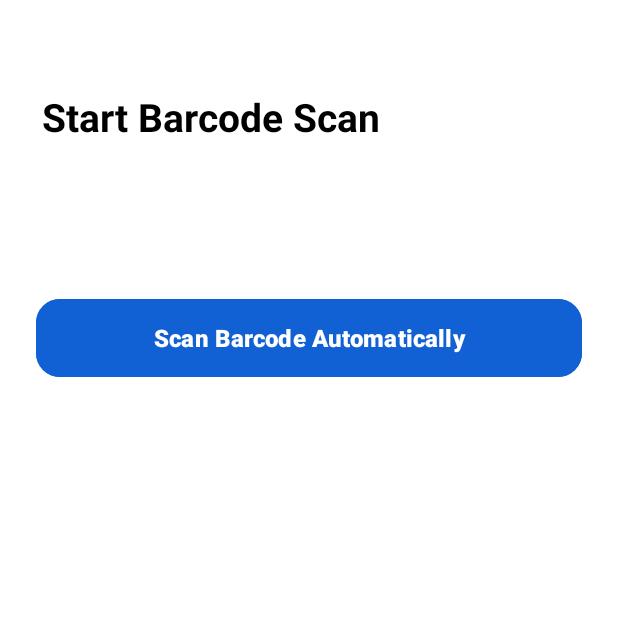
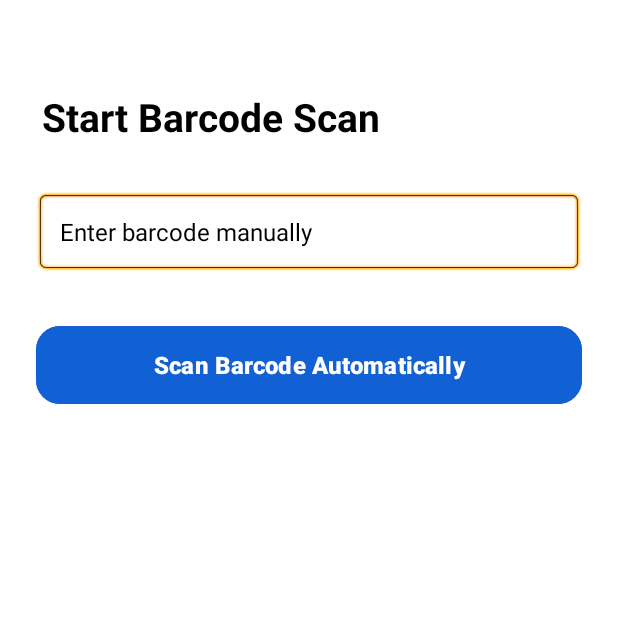
Before and after one commit to Edgar2006/JustScanItt, an Android app: the ScanActivity screen opened directly, with no data from a screen before it, after a tap on "Scan Barcode Automatically", on a phone screen of 412 x 824 dp, the top half of it. Run offline under Robolectric (Android 15) with nearby library versions, the phone set to English and light mode, and no system bars; libraries missing offline, so code that uses them is left out: com.google.zxing.integration; 6 statements that could not run were skipped.

Commit message:
Debug fix barcode emulator

```diff
--- a/app/src/main/java/com/example/justscanitt/ReadActivity.java
+++ b/app/src/main/java/com/example/justscanitt/ReadActivity.java
@@ -24,9 +24,6 @@ public class ReadActivity extends AppCompatActivity {
         });
     }
 
-
-
-
     // If product bio is not found — prompt user to add one
     public void firstBio() {
         String title = "Product is not found";
--- a/app/src/main/java/com/example/justscanitt/ScanActivity.java
+++ b/app/src/main/java/com/example/justscanitt/ScanActivity.java
@@ -13,14 +13,27 @@ import com.google.zxing.integration.android.IntentIntegrator;
 import com.google.zxing.integration.android.IntentResult;
 
 public class ScanActivity extends AppCompatActivity {
+
     private String barCode = "";
+    private EditText manualInput;
+
     @Override
     protected void onCreate(Bundle savedInstanceState) {
         super.onCreate(savedInstanceState);
         setContentView(R.layout.activity_scan);
 
+        manualInput = findViewById(R.id.manual_input); // connect EditText from XML
     }
+
+    // Barcode scanner triggered
     public void onCLickScanNow(View view){
+        // If manual barcode entered, use it
+        String manualCode = manualInput.getText().toString().trim();
+        if (!manualCode.isEmpty()) {
+            barCode = manualCode;
+            push_activity(); // Go directly to ReadActivity
+        } else {
+            // Else, launch scanner
             IntentIntegrator integrator = new IntentIntegrator(this);
             integrator.setCaptureActivity(CaptureAct.class);
             integrator.setOrientationLocked(false);
@@ -28,35 +41,35 @@ public class ScanActivity extends AppCompatActivity {
             integrator.setPrompt("Scanning Code");
             integrator.initiateScan();
         }
+    }
 
-    // Called when scanner returns result
+    // Handle scanner result
     @Override
     protected void onActivityResult(int requestCode, int resultCode, Intent data){
         IntentResult result = IntentIntegrator.parseActivityResult(requestCode,resultCode,data);
         if(result != null){
             if(result.getContents() != null){
                 try {
-                    // Get scanned barcode and update input field
                     barCode = result.getContents();
-                    push_activity(); // Open read screen
-                }catch (Exception ignored){
+                    push_activity();
+                } catch (Exception ignored) {
                 }
             }
-        }else{
-            // Default behavior for other activities
-            super.onActivityResult(requestCode,resultCode,data);
+        } else {
+            super.onActivityResult(requestCode, resultCode, data);
+        }
     }
 
+    // Navigate to product details
+    public void push_activity(){
+        if (barCode == null || barCode.isEmpty()) {
+            Toast.makeText(this, "No barcode provided", Toast.LENGTH_SHORT).show();
+            return;
         }
 
-    // Open Read activity to display product info by barcode
-    public void push_activity(){
-        Toast.makeText(this, "barCode", Toast.LENGTH_SHORT).show();
+        Toast.makeText(this, "Barcode: " + barCode, Toast.LENGTH_SHORT).show();
+        User.BARCODE = barCode;
         Intent intent = new Intent(ScanActivity.this, ReadActivity.class);
-        User.BARCODE = barCode;
         startActivity(intent);
     }
-
-
-
 }
--- a/app/src/main/res/layout/activity_scan.xml
+++ b/app/src/main/res/layout/activity_scan.xml
@@ -23,13 +23,28 @@
         android:layout_marginStart="4dp"
         tools:ignore="HardcodedText" />
 
+    <!-- Manual Barcode Input -->
+    <EditText
+        android:id="@+id/manual_input"
+        android:layout_width="match_parent"
+        android:layout_height="wrap_content"
+        android:layout_below="@id/view"
+        android:layout_marginTop="32dp"
+        android:hint="Enter barcode manually"
+        android:inputType="number"
+        android:padding="16dp"
+        android:background="@android:drawable/editbox_background"
+        android:textColorHint="@color/black"
+        android:textColor="@color/black"
+        android:textSize="16sp" />
+
     <!-- Enhanced Scan Button -->
     <com.google.android.material.button.MaterialButton
         android:id="@+id/scan_now"
         android:layout_width="match_parent"
         android:layout_height="60dp"
-        android:layout_below="@id/view"
-        android:layout_marginTop="100dp"
+        android:layout_below="@id/manual_input"
+        android:layout_marginTop="32dp"
         android:layout_marginStart="0dp"
         android:layout_marginEnd="0dp"
         android:text="Scan Barcode Automatically"
```
Lines whose indentation alone changed are shown as unchanged.
